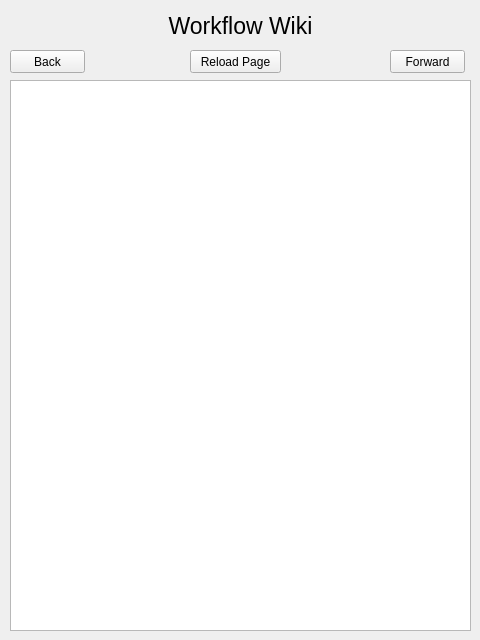
NJOYSoftware/Workflow-source, file wikiwindow.ui: the form before one commit.
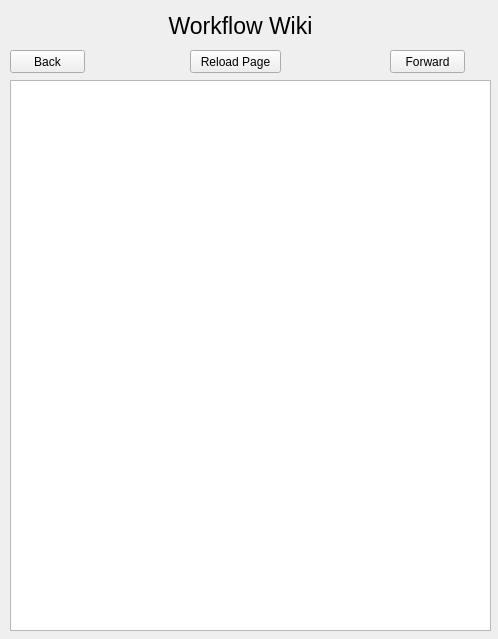
The form after the commit. Icons and pictures are not drawn.

```diff
--- a/wikiwindow.ui
+++ b/wikiwindow.ui
@@ -6,8 +6,8 @@
    <rect>
     <x>0</x>
     <y>0</y>
-    <width>480</width>
-    <height>640</height>
+    <width>498</width>
+    <height>639</height>
    </rect>
   </property>
   <property name="windowTitle">
@@ -22,7 +22,7 @@
     <rect>
      <x>10</x>
      <y>80</y>
-     <width>461</width>
+     <width>481</width>
      <height>551</height>
     </rect>
    </property>
```
Left out of the diff: 2 changed lines with no effect on the pictures.
